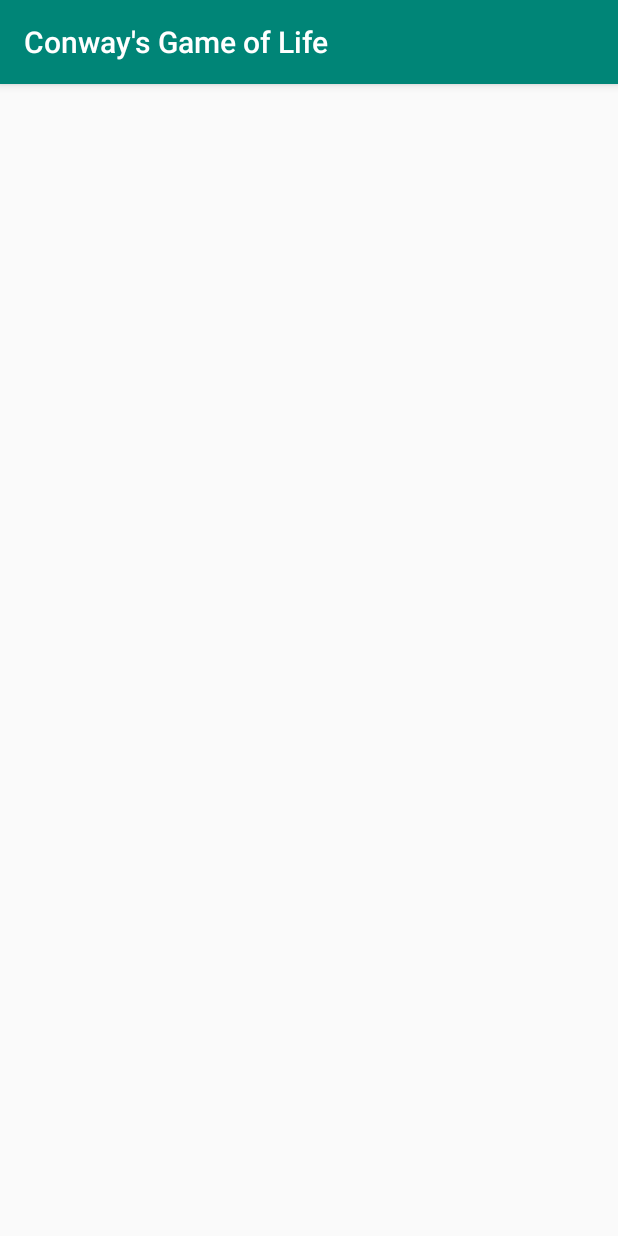
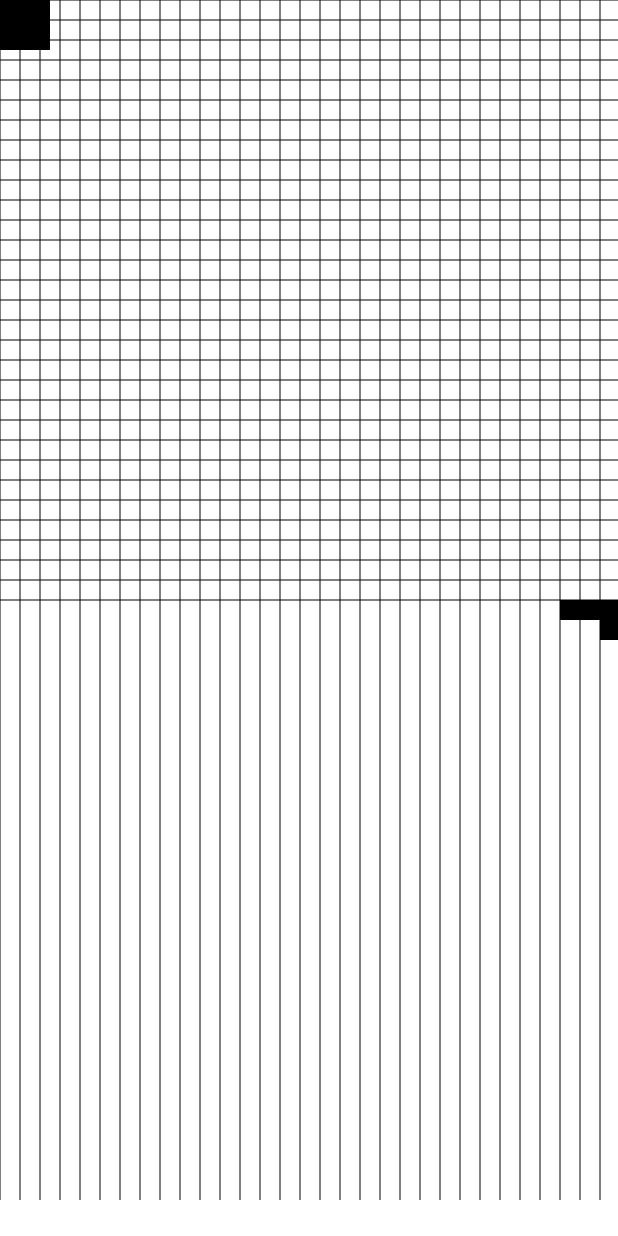
Before and after one commit to DabaMcD/Conway-s-Game-of-Life, an Android app: the screen it shows after launch (MainActivity), on a phone screen of 412 x 824 dp. Run offline under Robolectric (Android 15) with nearby library versions, the phone set to English and light mode, and no system bars; 4 statements that could not run were skipped.

Commit message:
First working stage

```diff
--- a/app/src/main/AndroidManifest.xml
+++ b/app/src/main/AndroidManifest.xml
@@ -9,7 +9,7 @@
         android:roundIcon="@mipmap/ic_launcher_round"
         android:supportsRtl="true"
         android:fullBackupContent="false"
-        android:theme="@style/AppTheme">
+        android:theme="@style/Theme.AppCompat.NoActionBar">
         <activity android:name=".MainActivity">
             <intent-filter>
                 <action android:name="android.intent.action.MAIN" />
--- a/app/src/main/java/com/conwaysgame/oflife/conwaysgameoflife/GameView.java
+++ b/app/src/main/java/com/conwaysgame/oflife/conwaysgameoflife/GameView.java
@@ -2,6 +2,8 @@ package com.conwaysgame.oflife.conwaysgameoflife;
 
 import android.content.Context;
 import android.graphics.Canvas;
+import android.graphics.Color;
+import android.graphics.Paint;
 import android.support.annotation.Nullable;
 import android.util.AttributeSet;
 import android.view.View;
@@ -11,15 +13,15 @@ import java.util.ArrayList;
 public class GameView extends View {
     // From wikipedia:
     // Rule 1. Any live cell with fewer than two live neighbors dies, as if by underpopulation.
-    // Rule 2. Any live cell with two or three live neighbors lives on to the next generation.
+    // Rule 2. Any live cell with two or three live neighbors lives on to the next generation. This one is done automatically, by default
     // Rule 3. Any live cell with more than three live neighbors dies, as if by overpopulation.
     // Rule 4. Any dead cell with exactly three live neighbors becomes a live cell, as if by reproduction.
 
     // For now, this game is only screen wide and high. I may change that later.
     // Also for now, every cell is 10px by 10px
-    private final int cellSize = 10;
+    private final int cellSize = 20;
     private ArrayList<ArrayList<Cell>> cells;
-    ArrayList<Cell> temporaryCellList;
+    private Paint paint;
 
     public GameView(Context context) {
         super(context);
@@ -31,33 +33,73 @@ public class GameView extends View {
         super(context, attrs, defStyleAttr);
     }
     void constructor() {
-        temporaryCellList = new ArrayList<>();
-        for(int i = 0; i < Screen.height; i += cellSize) {
-            temporaryCellList.add(new Cell());
+        cells = new ArrayList<>();
+        for(int x = 0; x < Screen.width; x += cellSize) {
+            cells.add(new ArrayList<Cell>());
+            for(int y = 0; y < Screen.height; y += cellSize) {
+                cells.get(cells.size() - 1).add(new Cell());
+            }
         }
-        for(int i = 0; i < Screen.width; i += cellSize) {
-            cells.add(temporaryCellList);
-        }
+        cells.get(30).get(30).alive = true;
+        cells.get(30).get(30).shouldBeAlive = true;
+
+        cells.get(32).get(30).alive = true;
+        cells.get(32).get(30).shouldBeAlive = true;
+
+        cells.get(30).get(31).alive = true;
+        cells.get(30).get(31).shouldBeAlive = true;
+
+        cells.get(31).get(31).alive = true;
+        cells.get(31).get(31).shouldBeAlive = true;
+
+        cells.get(29).get(30).alive = true;
+        cells.get(29).get(30).shouldBeAlive = true;
+
+        cells.get(28).get(30).alive = true;
+        cells.get(28).get(30).shouldBeAlive = true;
+        paint = new Paint();
     }
     @Override
     protected void onDraw(Canvas canvas) {
+        paint.setColor(Color.WHITE);
+        canvas.drawPaint(paint);
+        paint.setColor(Color.BLACK);
+        for(int x = 0; x < cells.size(); x ++) {
+            for (int y = 0; y < cells.get(x).size(); y++) {
+                if(cells.get(x).get(y).alive) {
+                    canvas.drawRect(x * cellSize, y * cellSize, (x + 1) * cellSize, (y + 1) * cellSize, paint);
+                }
+            }
+            canvas.drawLine(x * cellSize, 0, x * cellSize, Screen.height, paint);
+            canvas.drawLine(0, x * cellSize, Screen.width, x * cellSize, paint);
+        }
+
+        canvas.drawRect(0, 0, 50, 50, paint);
+
         super.onDraw(canvas);
     }
     void draw() {
         invalidate();
         requestLayout();
     }
-    private void generateGeneration() {
+    void generateGeneration() {
         // Apply the rules to each cell
         for(int x = 0; x < cells.size(); x ++) {
             for(int y = 0; y < cells.get(x).size(); y ++) {
                 if(!rule1(x, y)) {
-                    if (!rule2(x, y)) {
+//                    if (!rule2(x, y)) { // This rule is done automatically.
                         if (!rule3(x, y)) {
                             rule4(x, y);
                         }
-                    }
+//                    }
                 }
+            }
+        }
+
+        // Kill cells that should be dead, spawn cells that should spawn
+        for(int x = 0; x < cells.size(); x ++) {
+            for (int y = 0; y < cells.get(x).size(); y++) {
+                cells.get(x).get(y).alive = cells.get(x).get(y).shouldBeAlive;
             }
         }
     }
@@ -70,19 +112,22 @@ public class GameView extends View {
         }
         return false;
     }
-    private boolean rule2(int x, int y) {
-        // Rule 2. Any live cell with two or three live neighbors lives on to the next generation.
-
-        return false;
-    }
+    // The 2nd rule is done automatically
     private boolean rule3(int x, int y) {
         // Rule 3. Any live cell with more than three live neighbors dies, as if by overpopulation.
 
+        if(cells.get(x).get(y).alive && numLiveNeighbors(x, y) > 3) {
+            cells.get(x).get(y).shouldBeAlive = false;
+            return true;
+        }
         return false;
     }
     private boolean rule4(int x, int y) {
         // Rule 4. Any dead cell with exactly three live neighbors becomes a live cell, as if by reproduction.
 
+        if(!cells.get(x).get(y).alive && numLiveNeighbors(x, y) == 3) {
+            cells.get(x).get(y).shouldBeAlive = true;
+        }
         return false;
     }
     private int numLiveNeighbors(int x, int y) {
@@ -92,7 +137,7 @@ public class GameView extends View {
                 rtrn += cells.get(x).get(y + 1).alive ? 1 : 0; //     Middle  bottom
                 rtrn += cells.get(x + 1).get(y + 1).alive ? 1 : 0; // Right   bottom
                 rtrn += cells.get(x + 1).get(y).alive ? 1 : 0; //     Right   middle
-            } else if (y == cells.size()) { // If the cell is on the bottom of the board
+            } else if (y == cells.get(x).size() - 1) { // If the cell is on the bottom of the board
                 rtrn += cells.get(x + 1).get(y).alive ? 1 : 0; //     Right   middle
                 rtrn += cells.get(x + 1).get(y - 1).alive ? 1 : 0; // Right   top
                 rtrn += cells.get(x).get(y - 1).alive ? 1 : 0; //     Middle  top
@@ -108,7 +153,7 @@ public class GameView extends View {
                 rtrn += cells.get(x - 1).get(y).alive ? 1 : 0; //     Left    middle
                 rtrn += cells.get(x - 1).get(y + 1).alive ? 1 : 0; // Left    bottom
                 rtrn += cells.get(x).get(y + 1).alive ? 1 : 0; //     Middle  bottom
-            } else if (y == cells.size()) { // If the cell is on the bottom of the board
+            } else if (y == cells.get(x).size() - 1) { // If the cell is on the bottom of the board
                 rtrn += cells.get(x - 1).get(y - 1).alive ? 1 : 0;//  Left    top
                 rtrn += cells.get(x - 1).get(y).alive ? 1 : 0; //     Left    middle
                 rtrn += cells.get(x).get(y - 1).alive ? 1 : 0; //     Middle  top
@@ -126,7 +171,7 @@ public class GameView extends View {
                 rtrn += cells.get(x).get(y + 1).alive ? 1 : 0; //     Middle  bottom
                 rtrn += cells.get(x + 1).get(y + 1).alive ? 1 : 0; // Right   bottom
                 rtrn += cells.get(x + 1).get(y).alive ? 1 : 0; //     Right   middle
-            } else if (y == cells.size()) { // If the cell is on the bottom of the board
+            } else if (y == cells.get(x).size() - 1) { // If the cell is on the bottom of the board
                 rtrn += cells.get(x - 1).get(y - 1).alive ? 1 : 0;//  Left    top
                 rtrn += cells.get(x - 1).get(y).alive ? 1 : 0; //     Left    middle
                 rtrn += cells.get(x + 1).get(y).alive ? 1 : 0; //     Right   middle
@@ -145,4 +190,17 @@ public class GameView extends View {
         }
         return rtrn;
     }
+    void actionUp(float touchX, float touchY) {
+        if(touchX < 50 && touchY < 50) {
+            generateGeneration();
+        } else {
+            if (cells.get((int) Math.floor(touchX / 10)).get((int) Math.floor(touchY / 10)).alive) {
+                cells.get((int) Math.floor(touchX / 10)).get((int) Math.floor(touchY / 10)).alive = false;
+                cells.get((int) Math.floor(touchX / 10)).get((int) Math.floor(touchY / 10)).shouldBeAlive = false;
+            } else {
+                cells.get((int) Math.floor(touchX / 10)).get((int) Math.floor(touchY / 10)).alive = true;
+                cells.get((int) Math.floor(touchX / 10)).get((int) Math.floor(touchY / 10)).shouldBeAlive = true;
+            }
+        }
+    }
 }
--- a/app/src/main/java/com/conwaysgame/oflife/conwaysgameoflife/Touch.java
+++ b/app/src/main/java/com/conwaysgame/oflife/conwaysgameoflife/Touch.java
@@ -15,6 +15,7 @@ class Touch {
                     case MotionEvent.ACTION_MOVE:
                         break;
                     case MotionEvent.ACTION_UP:
+                        gameView.actionUp(event.getX(), event.getY());
                         break;
                 }
                 return true;
```
